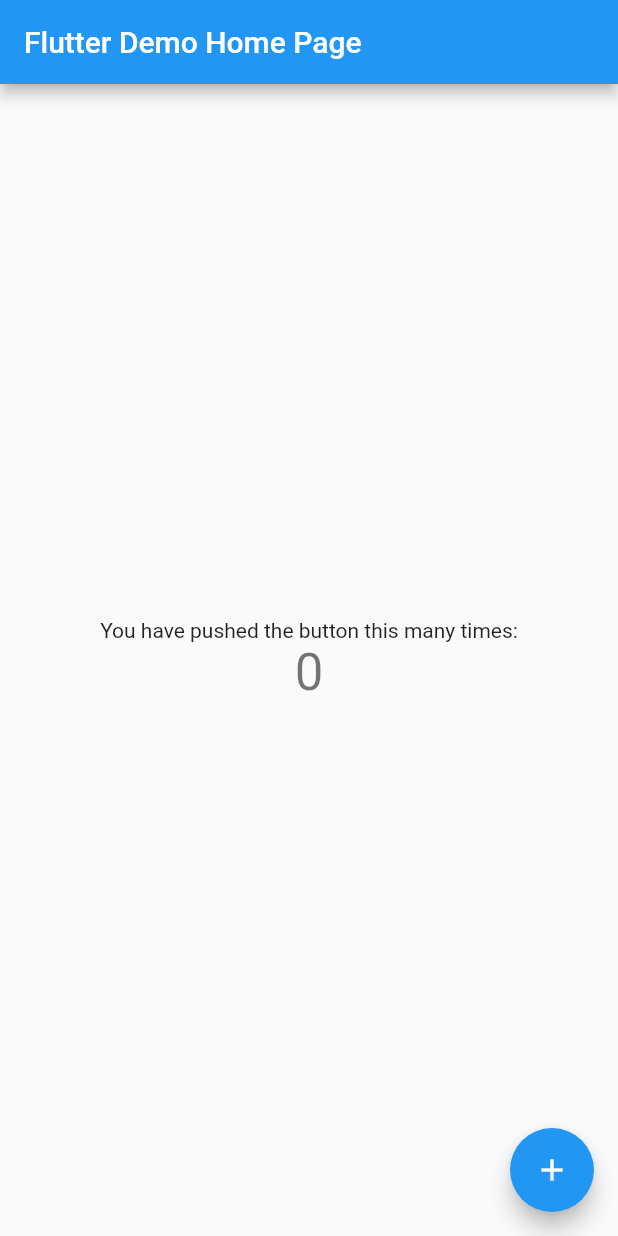
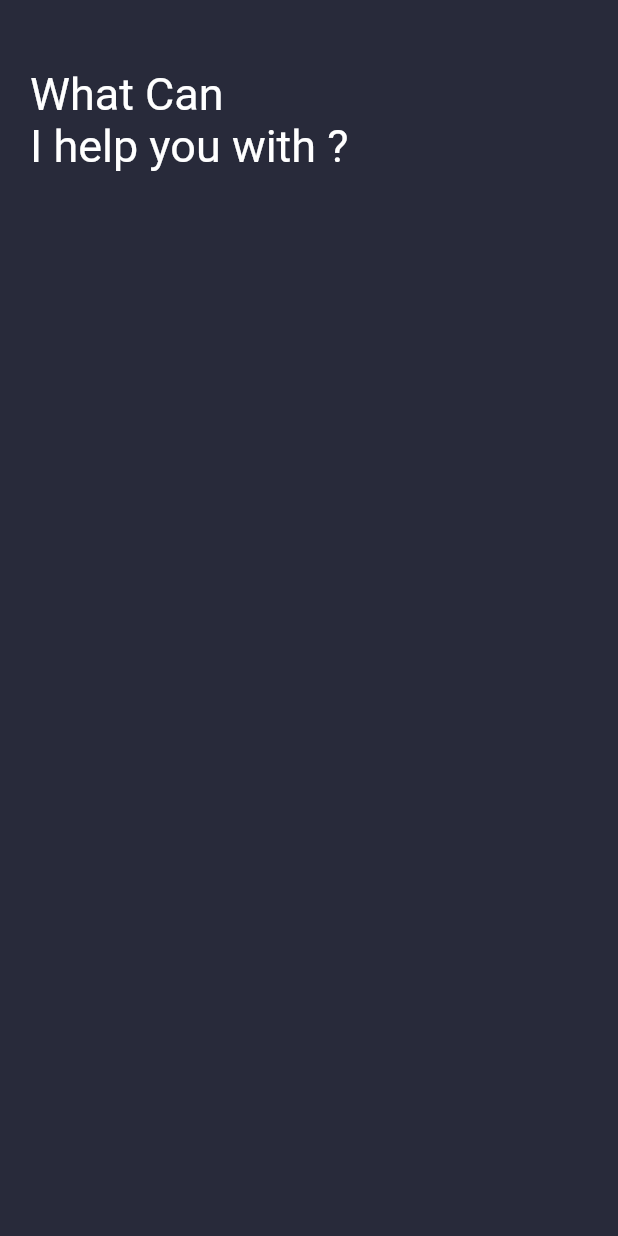
Before and after one commit to Oauth-Celestial/PicSizer, a Flutter app: the screen it shows after launch, on a phone screen of 412 x 824 dp. Run offline on Flutter 3.47's test engine with Material 2 defaults, Android fonts, the light colour scheme and no system bars; our stand-ins replace get.

Commit message:
Added Project structure

```diff
--- a/analysis_options.yaml
+++ /dev/null
@@ -1,29 +0,0 @@
-# This file configures the analyzer, which statically analyzes Dart code to
-# check for errors, warnings, and lints.
-#
-# The issues identified by the analyzer are surfaced in the UI of Dart-enabled
-# IDEs (https://dart.dev/tools#ides-and-editors). The analyzer can also be
-# invoked from the command line by running `flutter analyze`.
-
-# The following line activates a set of recommended lints for Flutter apps,
-# packages, and plugins designed to encourage good coding practices.
-include: package:flutter_lints/flutter.yaml
-
-linter:
-  # The lint rules applied to this project can be customized in the
-  # section below to disable rules from the `package:flutter_lints/flutter.yaml`
-  # included above or to enable additional rules. A list of all available lints
-  # and their documentation is published at
-  # https://dart-lang.github.io/linter/lints/index.html.
-  #
-  # Instead of disabling a lint rule for the entire project in the
-  # section below, it can also be suppressed for a single line of code
-  # or a specific dart file by using the `// ignore: name_of_lint` and
-  # `// ignore_for_file: name_of_lint` syntax on the line or in the file
-  # producing the lint.
-  rules:
-    # avoid_print: false  # Uncomment to disable the `avoid_print` rule
-    # prefer_single_quotes: true  # Uncomment to enable the `prefer_single_quotes` rule
-
-# Additional information about this file can be found at
-# https://dart.dev/guides/language/analysis-options
--- /dev/null
+++ b/lib/Helpers/AppColors.dart
@@ -0,0 +1,18 @@
+// https://colorhunt.co/palettes/dark
+
+import 'package:flutter/material.dart';
+
+extension hexcode on String {
+  Color getColorForHex() {
+    String hexColor = this.toUpperCase().replaceAll('#', '');
+
+    if (hexColor.length == 6) {
+      hexColor = 'FF' + hexColor;
+    }
+
+    return Color(int.parse(hexColor, radix: 16));
+  }
+}
+
+// 282A3A
+Color blackBackground = "282A3A".getColorForHex();
--- /dev/null
+++ b/lib/View/HomePage.dart
@@ -0,0 +1,32 @@
+import 'package:flutter/material.dart';
+import 'package:picsizer/Helpers/AppColors.dart';
+
+class HomePage extends StatelessWidget {
+  const HomePage({super.key});
+
+  @override
+  Widget build(BuildContext context) {
+    return Scaffold(
+      backgroundColor: blackBackground,
+      body: SafeArea(
+          child: Container(
+        child: Column(
+          crossAxisAlignment: CrossAxisAlignment.start,
+          children: [
+            SizedBox(
+              height: 45,
+            ),
+            Padding(
+              padding: const EdgeInsets.only(left: 20),
+              child: Text(
+                "What Can\nI help you with ?",
+                style: TextStyle(color: Colors.white, fontSize: 30),
+              ),
+            ),
+            Container()
+          ],
+        ),
+      )),
+    );
+  }
+}
--- a/lib/main.dart
+++ b/lib/main.dart
@@ -1,115 +1,18 @@
 import 'package:flutter/material.dart';
+import 'package:get/get_navigation/get_navigation.dart';
+import 'package:picsizer/View/HomePage.dart';
 
 void main() {
-  runApp(const MyApp());
+  runApp(RootPage());
 }
 
-class MyApp extends StatelessWidget {
-  const MyApp({super.key});
+class RootPage extends StatelessWidget {
+  const RootPage({super.key});
 
-  // This widget is the root of your application.
   @override
   Widget build(BuildContext context) {
-    return MaterialApp(
-      title: 'Flutter Demo',
-      theme: ThemeData(
-        // This is the theme of your application.
-        //
-        // Try running your application with "flutter run". You'll see the
-        // application has a blue toolbar. Then, without quitting the app, try
-        // changing the primarySwatch below to Colors.green and then invoke
-        // "hot reload" (press "r" in the console where you ran "flutter run",
-        // or simply save your changes to "hot reload" in a Flutter IDE).
-        // Notice that the counter didn't reset back to zero; the application
-        // is not restarted.
-        primarySwatch: Colors.blue,
-      ),
-      home: const MyHomePage(title: 'Flutter Demo Home Page'),
+    return GetMaterialApp(
+      home: HomePage(),
     );
   }
 }
-
-class MyHomePage extends StatefulWidget {
-  const MyHomePage({super.key, required this.title});
-
-  // This widget is the home page of your application. It is stateful, meaning
-  // that it has a State object (defined below) that contains fields that affect
-  // how it looks.
-
-  // This class is the configuration for the state. It holds the values (in this
-  // case the title) provided by the parent (in this case the App widget) and
-  // used by the build method of the State. Fields in a Widget subclass are
-  // always marked "final".
-
-  final String title;
-
-  @override
-  State<MyHomePage> createState() => _MyHomePageState();
-}
-
-class _MyHomePageState extends State<MyHomePage> {
-  int _counter = 0;
-
-  void _incrementCounter() {
-    setState(() {
-      // This call to setState tells the Flutter framework that something has
-      // changed in this State, which causes it to rerun the build method below
-      // so that the display can reflect the updated values. If we changed
-      // _counter without calling setState(), then the build method would not be
-      // called again, and so nothing would appear to happen.
-      _counter++;
-    });
-  }
-
-  @override
-  Widget build(BuildContext context) {
-    // This method is rerun every time setState is called, for instance as done
-    // by the _incrementCounter method above.
-    //
-    // The Flutter framework has been optimized to make rerunning build methods
-    // fast, so that you can just rebuild anything that needs updating rather
-    // than having to individually change instances of widgets.
-    return Scaffold(
-      appBar: AppBar(
-        // Here we take the value from the MyHomePage object that was created by
-        // the App.build method, and use it to set our appbar title.
-        title: Text(widget.title),
-      ),
-      body: Center(
-        // Center is a layout widget. It takes a single child and positions it
-        // in the middle of the parent.
-        child: Column(
-          // Column is also a layout widget. It takes a list of children and
-          // arranges them vertically. By default, it sizes itself to fit its
-          // children horizontally, and tries to be as tall as its parent.
-          //
-          // Invoke "debug painting" (press "p" in the console, choose the
-          // "Toggle Debug Paint" action from the Flutter Inspector in Android
-          // Studio, or the "Toggle Debug Paint" command in Visual Studio Code)
-          // to see the wireframe for each widget.
-          //
-          // Column has various properties to control how it sizes itself and
-          // how it positions its children. Here we use mainAxisAlignment to
-          // center the children vertically; the main axis here is the vertical
-          // axis because Columns are vertical (the cross axis would be
-          // horizontal).
-          mainAxisAlignment: MainAxisAlignment.center,
-          children: <Widget>[
-            const Text(
-              'You have pushed the button this many times:',
-            ),
-            Text(
-              '$_counter',
-              style: Theme.of(context).textTheme.headline4,
-            ),
-          ],
-        ),
-      ),
-      floatingActionButton: FloatingActionButton(
-        onPressed: _incrementCounter,
-        tooltip: 'Increment',
-        child: const Icon(Icons.add),
-      ), // This trailing comma makes auto-formatting nicer for build methods.
-    );
-  }
-}
--- a/pubspec.yaml
+++ b/pubspec.yaml
@@ -31,6 +31,8 @@
 dependencies:
   flutter:
     sdk: flutter
+  get: ^4.6.5
+  flutter_native_image: ^0.0.6+1
 
 
   # The following adds the Cupertino Icons font to your application.
```
Also changed, not shown: pubspec.lock.
